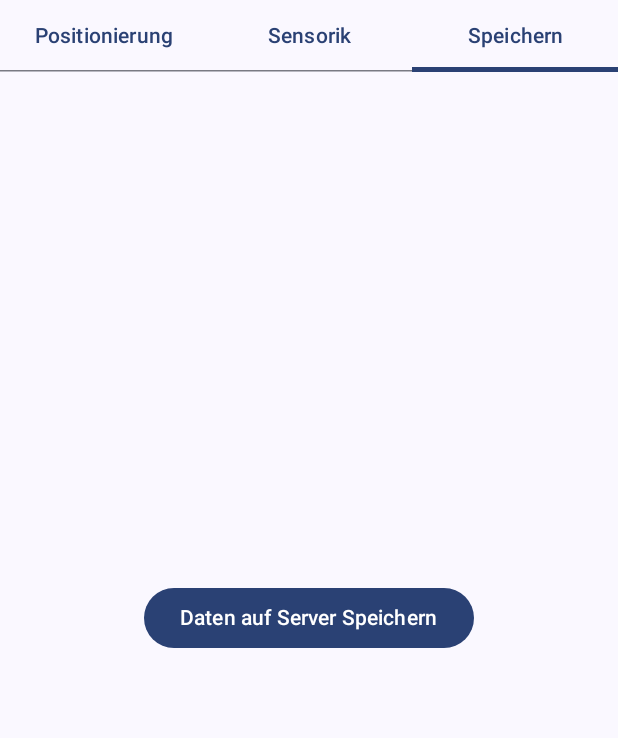
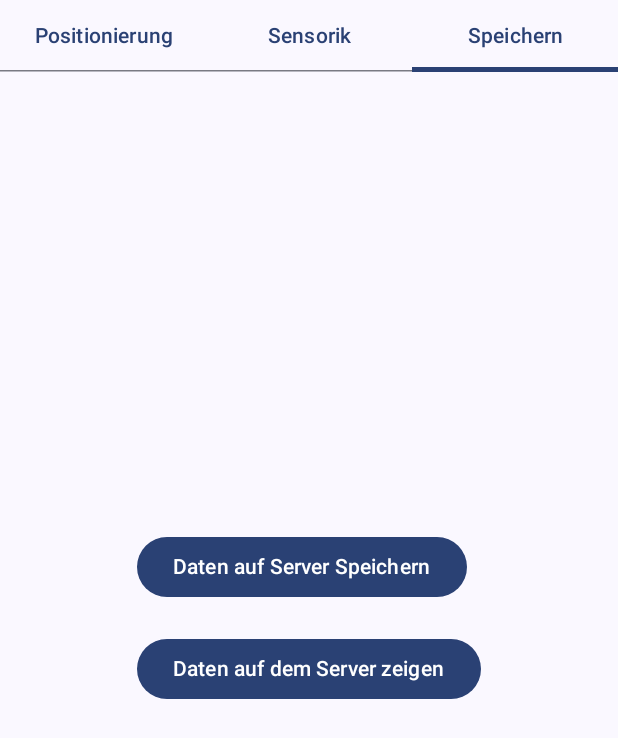
Before and after one commit to SellmannPhilipp/BoMoApp, an Android app built with Jetpack Compose: the composable Settings shown on its own in the app's theme, tab 3 chosen, on a phone screen of 412 x 824 dp. Shown: the top 738 px of the screen. Run offline under Robolectric (Android 15) with nearby library versions, the phone set to English and light mode, and no system bars; network calls fail; 3 statements that could not run were skipped.

Commit message:
Added ChromeTab and Refactoring

```diff
--- a/app/build.gradle.kts
+++ b/app/build.gradle.kts
@@ -51,6 +51,7 @@ android {
 
 dependencies {
 
+    implementation("androidx.browser:browser:1.5.0")
     implementation("com.karumi:dexter:6.2.2")
     implementation("androidx.navigation:navigation-compose:2.5.3")
     implementation("org.eclipse.paho:org.eclipse.paho.client.mqttv3:1.2.5")
--- a/app/src/main/java/com/praktikum/bomoapp/DataSaver.kt
+++ b/app/src/main/java/com/praktikum/bomoapp/DataSaver.kt
@@ -17,7 +17,7 @@ class DataSaver : ViewModel() {
         val gyroscopeList = mutableListOf("")
         val lock = Any()
 
-        fun saveAllDataServer(){
+        fun saveAllData(){
             var gpsListCopy: List<String>
             var networkListCopy: List<String>
             var accelerometerListCopy: List<String>
--- a/app/src/main/java/com/praktikum/bomoapp/activities/SettingsActivity.kt
+++ b/app/src/main/java/com/praktikum/bomoapp/activities/SettingsActivity.kt
@@ -19,6 +19,7 @@ import androidx.compose.ui.Alignment
 import androidx.compose.ui.Modifier
 import androidx.compose.ui.platform.LocalContext
 import androidx.compose.ui.unit.dp
+import com.praktikum.bomoapp.ChromeTab
 import com.praktikum.bomoapp.DataSaver
 import com.praktikum.bomoapp.viewmodels.AccelerometerViewModel
 import com.praktikum.bomoapp.viewmodels.GpsTrackingViewModel
@@ -79,16 +80,26 @@ fun Settings() {
             ) {
                 Column {
                     SaveDataButton()
+                    Spacer(modifier = Modifier.height(20.dp))
+                    OpenBrowser()
                 }
             }
         }
     }
 }
 
+@Composable
+fun OpenBrowser() {
+    val context = LocalContext.current
+    Button(onClick = { ChromeTab.ShowFilesInBrowser(context)}) {
+        Text(text = "Daten auf dem Server zeigen")
+    }
+}
+
 
 @Composable
 fun SaveDataButton() {
-    Button(onClick = { DataSaver.saveAllDataServer()}) {
+    Button(onClick = { DataSaver.saveAllData()}) {
         Text(text = "Daten auf Server Speichern")
     }
 }
```
Also changed, not shown: app/src/main/java/com/praktikum/bomoapp/ChromeTab.kt (added, +20 -0 lines).
